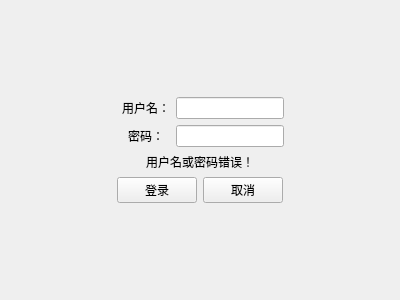
Old version of the form UserManagement/loginwidget.ui in the repository ShoeFactory/ShoeCheck3513.
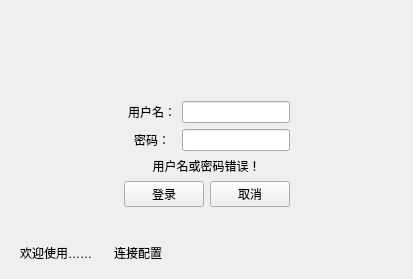
New version of the form.

The edit to the form file:
```diff
--- a/UserManagement/loginwidget.ui
+++ b/UserManagement/loginwidget.ui
@@ -6,8 +6,8 @@
    <rect>
     <x>0</x>
     <y>0</y>
-    <width>400</width>
-    <height>300</height>
+    <width>413</width>
+    <height>279</height>
    </rect>
   </property>
   <property name="sizePolicy">
@@ -20,6 +20,16 @@
    <string>Form</string>
   </property>
   <layout class="QVBoxLayout" name="verticalLayout">
+   <item>
+    <widget class="QWidget" name="widget_2" native="true">
+     <property name="minimumSize">
+      <size>
+       <width>0</width>
+       <height>60</height>
+      </size>
+     </property>
+    </widget>
+   </item>
    <item>
     <spacer name="verticalSpacer">
      <property name="orientation">
@@ -28,7 +38,7 @@
      <property name="sizeHint" stdset="0">
       <size>
        <width>20</width>
-       <height>83</height>
+       <height>25</height>
       </size>
      </property>
     </spacer>
@@ -139,11 +149,74 @@
      <property name="sizeHint" stdset="0">
       <size>
        <width>20</width>
-       <height>84</height>
+       <height>25</height>
       </size>
      </property>
     </spacer>
    </item>
+   <item>
+    <widget class="QWidget" name="widget" native="true">
+     <property name="sizePolicy">
+      <sizepolicy hsizetype="Preferred" vsizetype="Fixed">
+       <horstretch>0</horstretch>
+       <verstretch>0</verstretch>
+      </sizepolicy>
+     </property>
+     <property name="minimumSize">
+      <size>
+       <width>0</width>
+       <height>30</height>
+      </size>
+     </property>
+     <property name="maximumSize">
+      <size>
+       <width>16777215</width>
+       <height>30</height>
+      </size>
+     </property>
+     <layout class="QHBoxLayout" name="horizontalLayout_2">
+      <property name="leftMargin">
+       <number>9</number>
+      </property>
+      <property name="topMargin">
+       <number>0</number>
+      </property>
+      <property name="bottomMargin">
+       <number>0</number>
+      </property>
+      <item>
+       <widget class="QLabel" name="label_status">
+        <property name="text">
+         <string>欢迎使用……</string>
+        </property>
+       </widget>
+      </item>
+      <item>
+       <widget class="QPushButton" name="pushButton_configDB">
+        <property name="text">
+         <string>连接配置</string>
+        </property>
+        <property name="flat">
+         <bool>true</bool>
+        </property>
+       </widget>
+      </item>
+      <item>
+       <spacer name="horizontalSpacer_3">
+        <property name="orientation">
+         <enum>Qt::Horizontal</enum>
+        </property>
+        <property name="sizeHint" stdset="0">
+         <size>
+          <width>296</width>
+          <height>9</height>
+         </size>
+        </property>
+       </spacer>
+      </item>
+     </layout>
+    </widget>
+   </item>
   </layout>
  </widget>
  <resources/>
```
